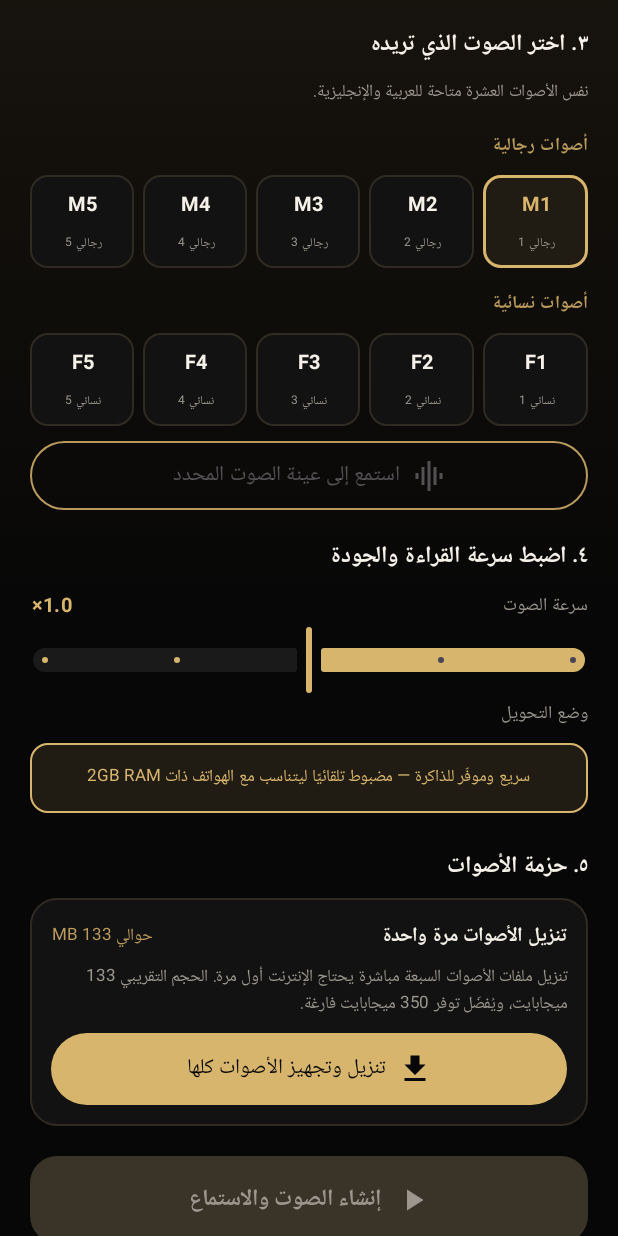
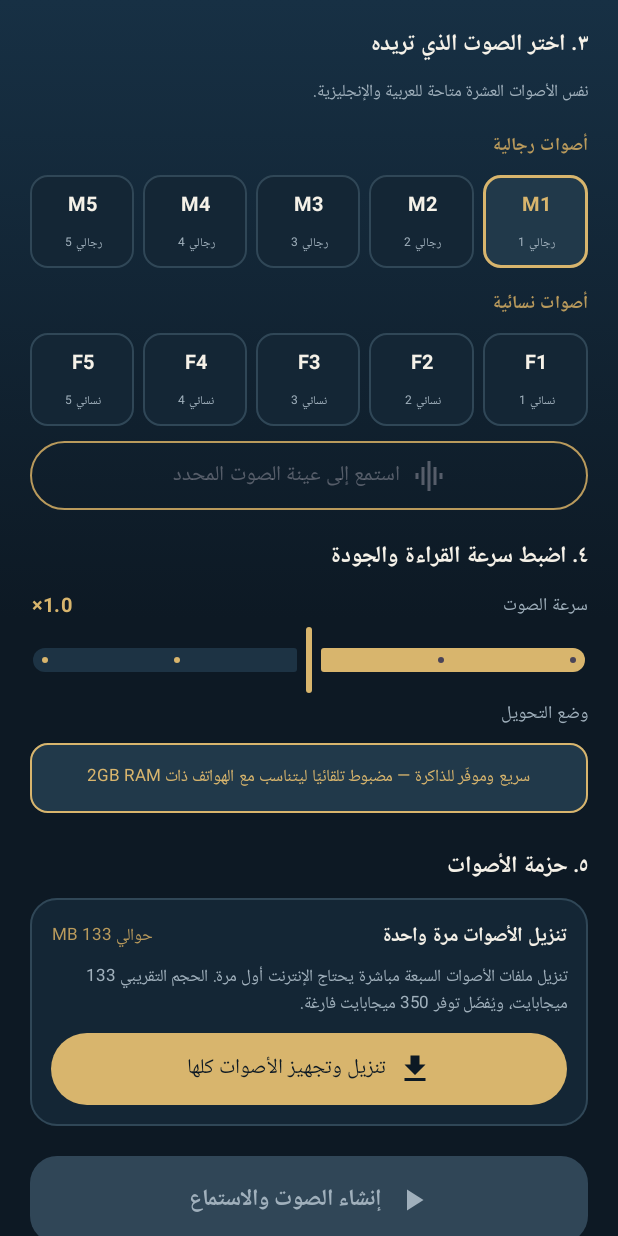
Before and after one commit to a730889067-sys/SAWT-AI, an Android app built with Jetpack Compose: the screen it shows after launch (MainActivity), scrolled down 576 dp, on a phone screen of 412 x 824 dp. Run offline under Robolectric (Android 15) with nearby library versions, the phone set to English and light mode, and no system bars; libraries missing offline, so code that uses them is left out: com.k2fsa.sherpa.

Commit message:
Add startup splash, deep-blue UI theme and live remaining-time estimate

```diff
--- a/app/build.gradle.kts
+++ b/app/build.gradle.kts
@@ -12,8 +12,8 @@ android {
   applicationId = "com.sawt.ai"
   minSdk = 26
   targetSdk = 36
-  versionCode = 25
-  versionName = "1.5.17"
+  versionCode = 26
+  versionName = "1.5.18"
   ndk { abiFilters += listOf("arm64-v8a", "armeabi-v7a", "x86_64") }
  }
  compileOptions { sourceCompatibility = JavaVersion.VERSION_17; targetCompatibility = JavaVersion.VERSION_17 }
--- a/app/src/main/AndroidManifest.xml
+++ b/app/src/main/AndroidManifest.xml
@@ -3,7 +3,7 @@
  <uses-permission android:name="android.permission.FOREGROUND_SERVICE"/>
  <uses-permission android:name="android.permission.FOREGROUND_SERVICE_MEDIA_PLAYBACK"/>
  <uses-permission android:name="android.permission.POST_NOTIFICATIONS"/>
- <application android:allowBackup="false" android:fullBackupContent="@xml/backup_rules" android:dataExtractionRules="@xml/data_extraction_rules" android:label="SAWT AI" android:icon="@mipmap/ic_launcher" android:roundIcon="@mipmap/ic_launcher_round" android:supportsRtl="true" android:theme="@android:style/Theme.Material.Light.NoActionBar" android:usesCleartextTraffic="false">
+ <application android:allowBackup="false" android:fullBackupContent="@xml/backup_rules" android:dataExtractionRules="@xml/data_extraction_rules" android:label="SAWT AI" android:icon="@mipmap/ic_launcher" android:roundIcon="@mipmap/ic_launcher_round" android:supportsRtl="true" android:theme="@style/Theme.SawtAI" android:usesCleartextTraffic="false">
   <activity android:name=".MainActivity" android:exported="true"><intent-filter><action android:name="android.intent.action.MAIN"/><category android:name="android.intent.category.LAUNCHER"/></intent-filter></activity>
   <service android:name=".audio.SpeechPlaybackService" android:exported="false" android:foregroundServiceType="mediaPlayback"/>
  </application>
--- a/app/src/main/java/com/sawt/ai/MainActivity.kt
+++ b/app/src/main/java/com/sawt/ai/MainActivity.kt
@@ -51,14 +51,14 @@ import java.io.File
 import java.io.IOException
 import java.util.Locale
 
-private val Background = Color(0xFF070707)
-private val SurfaceDark = Color(0xFF121212)
-private val SurfaceRaised = Color(0xFF1A1A1A)
+private val Background = Color(0xFF0D1924)
+private val SurfaceDark = Color(0xFF142635)
+private val SurfaceRaised = Color(0xFF1D3344)
 private val Gold = Color(0xFFD8B56D)
 private val GoldSoft = Color(0xFFB99A5C)
 private val TextMain = Color(0xFFF5F1E8)
-private val TextMuted = Color(0xFF9B978E)
-private val Border = Color(0xFF302B22)
+private val TextMuted = Color(0xFFA0B0BC)
+private val Border = Color(0xFF304757)
 private const val MAX_TEXT_CHARS = 2_000
 private const val MAX_PREVIEW_CACHE_ENTRIES = 6
 
@@ -96,6 +96,7 @@ private fun SawtStudio() {
     val scope = rememberCoroutineScope()
     val engine = remember(context) { SupertonicTtsEngine(context) }
     val mainHandler = remember { Handler(Looper.getMainLooper()) }
+    var showStartup by remember { mutableStateOf(true) }
 
     var input by remember { mutableStateOf("") }
     var language by remember { mutableStateOf("ar") }
@@ -103,16 +104,16 @@ private fun SawtStudio() {
     var speed by remember { mutableFloatStateOf(1.0f) }
     var modelReady by remember { mutableStateOf(engine.isModelInstalled()) }
     var modelLoading by remember { mutableStateOf(false) }
-    var modelStartedAt by remember { mutableLongStateOf(0L) }
-    var modelElapsedMs by remember { mutableLongStateOf(0L) }
     var modelProgress by remember { mutableIntStateOf(0) }
     var modelProgressIndeterminate by remember { mutableStateOf(false) }
     var modelStage by remember { mutableStateOf("الأصوات غير مثبتة بعد") }
     var generating by remember { mutableStateOf(false) }
     var previewing by remember { mutableStateOf(false) }
     var generationStartedAt by remember { mutableLongStateOf(0L) }
-    var generationElapsedMs by remember { mutableLongStateOf(0L) }
-    var estimatedTotalMs by remember { mutableLongStateOf(0L) }
+    var generationRemainingMs by remember { mutableLongStateOf(0L) }
+    var remainingEstimateBaseMs by remember { mutableLongStateOf(0L) }
+    var remainingEstimateUpdatedAt by remember { mutableLongStateOf(0L) }
+    var hasRemainingEstimate by remember { mutableStateOf(false) }
     var generationStage by remember { mutableStateOf("جارٍ تجهيز الصوت…") }
     var lastVoiceName by remember { mutableStateOf("") }
     var lastLanguageName by remember { mutableStateOf("") }
@@ -125,6 +126,30 @@ private fun SawtStudio() {
     val metricsPrefs = remember(context) {
         context.getSharedPreferences("sawt_generation_metrics", Context.MODE_PRIVATE)
     }
+    fun updateRemainingEstimate(
+        completedCharacters: Int,
+        totalCharacters: Int,
+        startedAt: Long,
+        requestLanguage: String,
+        requestSpeed: Float
+    ) {
+        val elapsed = (SystemClock.elapsedRealtime() - startedAt).coerceAtLeast(0L)
+        val observedRate = GenerationProgress.observedMsPerCharacter(elapsed, completedCharacters)
+        val previousRate = metricsPrefs.getFloat(generationRateKey(requestLanguage, requestSpeed), 0f)
+        val blendedRate = when {
+            previousRate > 0f && observedRate > 0f -> previousRate * 0.65f + observedRate * 0.35f
+            observedRate > 0f -> observedRate
+            else -> previousRate
+        }
+        val estimate = GenerationProgress.estimateRemainingMs(blendedRate, completedCharacters, totalCharacters)
+        mainHandler.post {
+            remainingEstimateBaseMs = estimate
+            generationRemainingMs = estimate
+            remainingEstimateUpdatedAt = SystemClock.elapsedRealtime()
+            hasRemainingEstimate = estimate > 0L
+        }
+    }
+
     var status by remember { mutableStateOf("اكتب نصك، اختر الصوت، ثم أنشئ التسجيل.") }
     var errorMessage by remember { mutableStateOf<String?>(null) }
     var showHelp by remember { mutableStateOf(false) }
@@ -134,16 +159,19 @@ private fun SawtStudio() {
         onDispose { engine.close() }
     }
 
-    LaunchedEffect(generating, previewing, generationStartedAt) {
-        while (generating || previewing) {
-            generationElapsedMs = (SystemClock.elapsedRealtime() - generationStartedAt).coerceAtLeast(0L)
-            delay(500)
+    LaunchedEffect(showStartup) {
+        if (showStartup) {
+            delay(1_050L)
+            showStartup = false
         }
     }
 
-    LaunchedEffect(modelLoading, modelStartedAt) {
-        while (modelLoading) {
-            modelElapsedMs = (SystemClock.elapsedRealtime() - modelStartedAt).coerceAtLeast(0L)
+    LaunchedEffect(generating, previewing, generationStartedAt) {
+        while (generating || previewing) {
+            if (hasRemainingEstimate) {
+                val sinceLastEstimate = (SystemClock.elapsedRealtime() - remainingEstimateUpdatedAt).coerceAtLeast(0L)
+                generationRemainingMs = (remainingEstimateBaseMs - sinceLastEstimate).coerceAtLeast(0L)
+            }
             delay(500)
         }
     }
@@ -155,6 +183,11 @@ private fun SawtStudio() {
                 ?.filter { it.isFile && it.name.startsWith("sawt-") && it.extension.equals("wav", true) && it.lastModified() < staleBefore }
                 ?.forEach { it.delete() }
         }
+    }
+
+    if (showStartup) {
+        StartupSplash()
+        return
     }
 
     CompositionLocalProvider(LocalLayoutDirection provides LayoutDirection.Rtl) {
@@ -172,7 +205,7 @@ private fun SawtStudio() {
                 Column(
                     modifier = Modifier
                         .fillMaxSize()
-                        .background(Brush.verticalGradient(listOf(Color(0xFF17130D), Background, Background)))
+                        .background(Brush.verticalGradient(listOf(Color(0xFF173044), Background, Background)))
                         .padding(insets)
                         .verticalScroll(rememberScrollState())
                         .padding(horizontal = 20.dp)
@@ -319,8 +352,10 @@ private fun SawtStudio() {
                             }
                             val previewStartedAt = SystemClock.elapsedRealtime()
                             generationStartedAt = previewStartedAt
-                            generationElapsedMs = 0L
-                            estimatedTotalMs = estimateGenerationMs(metricsPrefs, previewLanguage, previewSpeed, sampleText.length)
+                            remainingEstimateBaseMs = estimateGenerationMs(metricsPrefs, previewLanguage, previewSpeed, sampleText.length)
+                            generationRemainingMs = remainingEstimateBaseMs
+                            remainingEstimateUpdatedAt = previewStartedAt
+                            hasRemainingEstimate = generationRemainingMs > 0L
                             generationStage = "جارٍ تجهيز عينة الصوت…"
                             val previewKey = "$previewLanguage-${previewVoice.speakerId}-${String.format(Locale.US, "%.1f", previewSpeed)}"
                             scope.launch {
@@ -333,6 +368,9 @@ private fun SawtStudio() {
                                         speakerId = previewVoice.speakerId,
                                         speed = previewSpeed,
                                         onStage = { stage -> mainHandler.post { generationStage = stage } },
+                                        onProgress = { completed, total ->
+                                            updateRemainingEstimate(completed, total, previewStartedAt, previewLanguage, previewSpeed)
+                                        }
                                     ).also {
                                         previewCache[previewKey] = it
                                         while (previewCache.size > MAX_PREVIEW_CACHE_ENTRIES) {
@@ -346,12 +384,10 @@ private fun SawtStudio() {
                                     lastVoiceName = previewVoice.name
                                     lastLanguageName = if (previewLanguage == "ar") "العربية" else "English"
                                     SpeechPlaybackService.playFile(context, sample.absolutePath)
-                                    generationElapsedMs = SystemClock.elapsedRealtime() - previewStartedAt
-                                    val elapsedSeconds = generationElapsedMs / 1000.0
                                     status = if (cachedSample != null) {
-                                        "عينة ${selectedVoice.name} جاهزة من الذاكرة. بدأ التشغيل فورًا."
+                                        "عينة ${previewVoice.name} جاهزة من الذاكرة. بدأ التشغيل فورًا."
                                     } else {
-                                        "تم تجهيز عينة ${selectedVoice.name} خلال ${String.format(Locale.US, "%.1f", elapsedSeconds)} ثانية."
+                                        "تم تجهيز عينة ${previewVoice.name} وبدأ تشغيلها."
                                     }
                                 } catch (cancelled: CancellationException) {
                                     throw cancelled
@@ -392,7 +428,7 @@ private fun SawtStudio() {
                     Text("وضع التحويل", color = TextMuted, fontSize = 12.sp)
                     Spacer(Modifier.height(7.dp))
                     Surface(
-                        color = Color(0xFF211C13),
+                        color = Color(0xFF21394A),
                         shape = RoundedCornerShape(12.dp),
                         border = BorderStroke(1.dp, Gold),
                         modifier = Modifier.fillMaxWidth()
@@ -448,8 +484,7 @@ private fun SawtStudio() {
                                 }
                                 Spacer(Modifier.height(5.dp))
                                 Text(
-                                    (if (modelProgressIndeterminate) modelStage else "$modelStage · $modelProgress%") +
-                                        " · الوقت المنقضي ${formatDuration(modelElapsedMs)}",
+                                    if (modelProgressIndeterminate) modelStage else "$modelStage · $modelProgress%",
                                     color = GoldSoft,
                                     fontSize = 10.sp
                                 )
@@ -458,8 +493,6 @@ private fun SawtStudio() {
                                 Button(
                                     onClick = {
                                         modelLoading = true
-                                        modelStartedAt = SystemClock.elapsedRealtime()
-                                        modelElapsedMs = 0L
                                         modelProgress = 0
                                         modelProgressIndeterminate = false
                                         errorMessage = null
@@ -544,8 +577,10 @@ private fun SawtStudio() {
                             errorMessage = null
                             status = "جارٍ إنشاء الصوت على الهاتف…"
                             generationStartedAt = SystemClock.elapsedRealtime()
-                            generationElapsedMs = 0L
-                            estimatedTotalMs = estimateGenerationMs(metricsPrefs, requestLanguage, requestSpeed, requestText.length)
+                            remainingEstimateBaseMs = estimateGenerationMs(metricsPrefs, requestLanguage, requestSpeed, requestText.length)
+                            generationRemainingMs = remainingEstimateBaseMs
+                            remainingEstimateUpdatedAt = generationStartedAt
+                            hasRemainingEstimate = generationRemainingMs > 0L
                             generationStage = "جارٍ تجهيز محرك الصوت…"
                             val startedAt = generationStartedAt
                             scope.launch {
@@ -556,9 +591,11 @@ private fun SawtStudio() {
                                         speakerId = requestVoice.speakerId,
                                         speed = requestSpeed,
                                         onStage = { stage -> mainHandler.post { generationStage = stage } },
+                                        onProgress = { completed, total ->
+                                            updateRemainingEstimate(completed, total, startedAt, requestLanguage, requestSpeed)
+                                        }
                                     )
                                     val elapsedMs = (SystemClock.elapsedRealtime() - startedAt).coerceAtLeast(0L)
-                                    generationElapsedMs = elapsedMs
                                     val sampleRate = elapsedMs.toFloat() / requestText.length.coerceAtLeast(1)
                                     val prefKey = generationRateKey(requestLanguage, requestSpeed)
                                     val oldRate = metricsPrefs.getFloat(prefKey, 0f)
@@ -568,7 +605,7 @@ private fun SawtStudio() {
                                     lastVoiceName = requestVoice.name
                                     lastLanguageName = if (requestLanguage == "ar") "العربية" else "English"
                                     SpeechPlaybackService.playFile(context, result.absolutePath)
-                                    status = "اكتمل إنشاء الصوت خلال ${formatDuration(elapsedMs)} وبدأ تشغيله."
+                                    status = "اكتمل إنشاء الصوت وبدأ تشغيله."
                                 } catch (cancelled: CancellationException) {
                                     throw cancelled
                                 } catch (error: Exception) {
@@ -585,7 +622,7 @@ private fun SawtStudio() {
                         colors = ButtonDefaults.buttonColors(
                             containerColor = Gold,
                             contentColor = Background,
-                            disabledContainerColor = Color(0xFF3A3428),
+                            disabledContainerColor = Color(0xFF304657),
                             disabledContentColor = TextMuted
                         )
                     ) {
@@ -615,7 +652,11 @@ private fun SawtStudio() {
                                         fontSize = 13.sp
                                     )
                                     Spacer(Modifier.weight(1f))
-                                    Text("المنقضي ${formatDuration(generationElapsedMs)}", color = TextMuted, fontSize = 10.sp)
+                                    Text(
+                                        if (generationRemainingMs > 0L) "المتبقي ${formatDuration(generationRemainingMs)}" else "تقدير الوقت",
+                                        color = GoldSoft,
+                                        fontSize = 10.sp
+                                    )
                                 }
                                 Spacer(Modifier.height(9.dp))
                                 LinearProgressIndicator(
@@ -632,12 +673,14 @@ private fun SawtStudio() {
                                 Spacer(Modifier.height(4.dp))
                                 Text(
                                     when {
-                                        estimatedTotalMs > generationElapsedMs ->
-                                            "الوقت المتبقي التقريبي: ${formatDuration(estimatedTotalMs - generationElapsedMs)}"
-                                        estimatedTotalMs > 0L ->
-                                            "يجري إكمال المقطع؛ التقدير يتحدّث حسب سرعة الهاتف."
+                                        generationRemainingMs > 0L ->
+                                            "الوقت المتبقي التقريبي: ${formatDuration(generationRemainingMs)}"
+                                        generationStage.contains("حفظ") || generationStage.contains("اكتمل إنشاء الصوت") ->
+                                            "يجري إنهاء ملف الصوت وحفظه."
+                                        hasRemainingEstimate ->
+                                            "قد يحتاج الجزء الحالي وقتًا إضافيًا؛ سيتحدّث التقدير بعد اكتماله."
                                         else ->
-                                            "يجري قياس سرعة الهاتف لأول مرة؛ سيظهر تقدير أدق في التحويلات التالية."
+                                            "جارٍ حساب الوقت المتبقي من أول جزء صوتي."
                                     },
                                     color = GoldSoft,
                                     fontSize = 10.sp
@@ -649,7 +692,7 @@ private fun SawtStudio() {
                     if (lastFile != null) {
                         Spacer(Modifier.height(12.dp))
                         Surface(
-                            color = Color(0xFF171717),
+                            color = Color(0xFF142635),
                             shape = RoundedCornerShape(24.dp),
                             border = BorderStroke(1.dp, GoldSoft),
                             modifier = Modifier.fillMaxWidth()
@@ -720,7 +763,7 @@ private fun SawtStudio() {
                     Spacer(Modifier.height(15.dp))
                     Text(status, color = TextMuted, fontSize = 11.sp, textAlign = TextAlign.Center, modifier = Modifier.fillMaxWidth())
                     Spacer(Modifier.height(24.dp))
-                    Text("SAWT AI  •  OFFLINE VOICE STUDIO", color = Color(0xFF625A4B), fontSize = 9.sp, letterSpacing = 1.2.sp, textAlign = TextAlign.Center, modifier = Modifier.fillMaxWidth())
+                    Text("SAWT AI  •  OFFLINE VOICE STUDIO", color = Color(0xFF708795), fontSize = 9.sp, letterSpacing = 1.2.sp, textAlign = TextAlign.Center, modifier = Modifier.fillMaxWidth())
                     Spacer(Modifier.height(18.dp))
                 }
             }
@@ -787,6 +830,39 @@ private fun SawtStudio() {
     }
 }
 
+
+@Composable
+private fun StartupSplash() {
+    Box(
+        modifier = Modifier.fillMaxSize().background(
+            Brush.verticalGradient(listOf(Color(0xFF1B3549), Color(0xFF0D1924)))
+        ),
+        contentAlignment = Alignment.Center
+    ) {
+        Column(horizontalAlignment = Alignment.CenterHorizontally) {
+            Box(
+                modifier = Modifier.size(92.dp).clip(RoundedCornerShape(28.dp))
+                    .background(Brush.linearGradient(listOf(Gold, GoldSoft))),
+                contentAlignment = Alignment.Center
+            ) {
+                Icon(Icons.Default.GraphicEq, contentDescription = null, tint = Color(0xFF0D1924), modifier = Modifier.size(54.dp))
+            }
+            Spacer(Modifier.height(22.dp))
+            Text("SAWT AI", color = TextMain, fontSize = 29.sp, fontWeight = FontWeight.Black, letterSpacing = 3.sp)
+            Spacer(Modifier.height(8.dp))
+            Text("صوتٌ يليق بكلماتك", color = Color(0xFFC2D0DA), fontSize = 14.sp)
+        }
+        Column(
+            modifier = Modifier.align(Alignment.BottomCenter).padding(bottom = 46.dp),
+            horizontalAlignment = Alignment.CenterHorizontally
+        ) {
+            LinearProgressIndicator(modifier = Modifier.width(142.dp), color = Gold, trackColor = Color(0xFF294052))
+            Spacer(Modifier.height(11.dp))
+            Text("جارٍ فتح الاستوديو", color = Color(0xFF9AAEBB), fontSize = 11.sp)
+        }
+    }
+}
+
 @Composable
 private fun LanguageButton(label: String, selected: Boolean, modifier: Modifier = Modifier, enabled: Boolean = true, onClick: () -> Unit) {
     OutlinedButton(
@@ -794,7 +870,7 @@ private fun LanguageButton(label: String, selected: Boolean, modifier: Modifier
         enabled = enabled,
         modifier = modifier.height(46.dp),
         colors = ButtonDefaults.outlinedButtonColors(
-            containerColor = if (selected) Color(0xFF211C13) else SurfaceDark,
+            containerColor = if (selected) Color(0xFF21394A) else SurfaceDark,
             contentColor = if (selected) Gold else TextMuted
         ),
         border = BorderStroke(if (selected) 1.5.dp else 1.dp, if (selected) Gold else Border),
@@ -805,7 +881,7 @@ private fun LanguageButton(label: String, selected: Boolean, modifier: Modifier
 @Composable
 private fun VoiceChoice(voice: VoiceStyle, selected: Boolean, modifier: Modifier = Modifier, enabled: Boolean = true, onClick: () -> Unit) {
     Surface(
-        color = if (selected) Color(0xFF211C13) else SurfaceDark,
+        color = if (selected) Color(0xFF21394A) else SurfaceDark,
         shape = RoundedCornerShape(12.dp),
         border = BorderStroke(if (selected) 1.5.dp else 1.dp, if (selected) Gold else Border),
         modifier = modifier.height(62.dp).clickable(enabled = enabled, onClick = onClick)
@@ -829,7 +905,7 @@ private fun QualityButton(label: String, steps: Int, selected: Boolean, modifier
         modifier = modifier.height(42.dp),
         contentPadding = PaddingValues(horizontal = 4.dp),
         colors = ButtonDefaults.outlinedButtonColors(
-            containerColor = if (selected) Color(0xFF211C13) else SurfaceDark,
+            containerColor = if (selected) Color(0xFF21394A) else SurfaceDark,
             contentColor = if (selected) Gold else TextMuted
         ),
         border = BorderStroke(1.dp, if (selected) Gold else Border),
--- /dev/null
+++ b/app/src/main/res/drawable/sawt_startup_background.xml
@@ -0,0 +1,8 @@
+<layer-list xmlns:android="http://schemas.android.com/apk/res/android">
+    <item>
+        <shape android:shape="rectangle">
+            <solid android:color="#0D1924"/>
+        </shape>
+    </item>
+    <item android:drawable="@drawable/ic_launcher_foreground" android:gravity="center" android:width="108dp" android:height="108dp"/>
+</layer-list>
--- /dev/null
+++ b/app/src/main/res/values/styles.xml
@@ -0,0 +1,11 @@
+<resources>
+    <style name="Theme.SawtAI" parent="@android:style/Theme.Material.NoActionBar">
+        <item name="android:windowBackground">@drawable/sawt_startup_background</item>
+        <item name="android:statusBarColor">#0D1924</item>
+        <item name="android:navigationBarColor">#0B1620</item>
+        <item name="android:windowLightStatusBar">false</item>
+        <item name="android:windowLightNavigationBar">false</item>
+        <item name="android:colorAccent">#D8B56D</item>
+        <item name="android:windowActionModeOverlay">true</item>
+    </style>
+</resources>
```
Also changed, not shown: app/src/main/java/com/sawt/ai/GenerationProgress.kt (+18 -0 lines), app/src/main/java/com/sawt/ai/audio/SupertonicTtsEngine.kt (+13 -4 lines), 2 other files.
